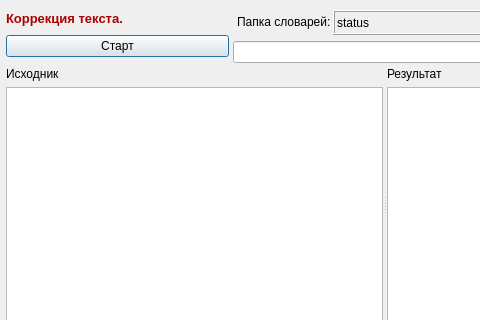
trdm/uTextCorrector, file src/widget.ui: the form before one commit; both pictures show x 0 to 480 and y 0 to 320 of the 769 by 408 pixel window.
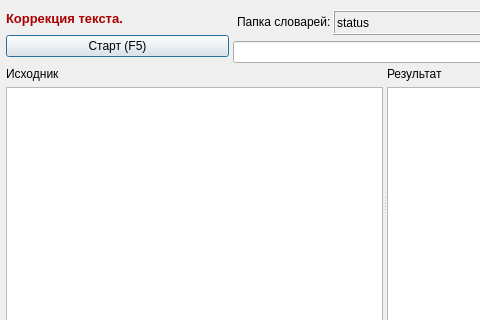
The form after the commit.

The edit to the form file:
```diff
--- a/src/widget.ui
+++ b/src/widget.ui
@@ -267,7 +267,10 @@
      <item>
       <widget class="QPushButton" name="pushButton">
        <property name="text">
-        <string>Старт</string>
+        <string>Старт (F5)</string>
+       </property>
+       <property name="shortcut">
+        <string>F5</string>
        </property>
        <property name="autoDefault">
         <bool>true</bool>
```
